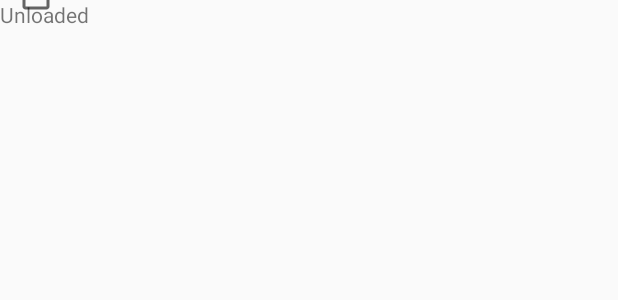
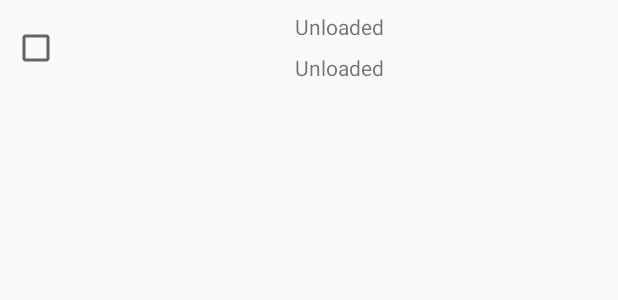
Before and after one commit to olaven/modulist, an Android app: the layout list_item.xml on its own in the app's theme, with its tools: preview values and no code run, on a phone screen of 412 x 824 dp. Shown: the top 300 px of the screen. Run offline under Robolectric (Android 15) with nearby library versions, the phone set to English and light mode, and no system bars.

Commit message:
cleaned up in xml

```diff
--- a/app/src/main/java/org/olaven/modulist/adapters/HomeFragmentRecyclerAdapter.kt
+++ b/app/src/main/java/org/olaven/modulist/adapters/HomeFragmentRecyclerAdapter.kt
@@ -11,7 +11,7 @@ import org.olaven.modulist.R
 import org.olaven.modulist.activities.ModuleListActivity
 import org.olaven.modulist.database.entity.ModuleList
 
-class HomeFragmentRecyclerAdapter(private val context: Context, private val moduleLists: List<ModuleList>) : RecyclerView.Adapter<HomeFragmentRecyclerAdapter.MyViewHolder>() {
+class HomeFragmentRecyclerAdapter(private val context: Context, private val moduleLists: List<ModuleList>): RecyclerView.Adapter<HomeFragmentRecyclerAdapter.MyViewHolder>() {
 
     override fun getItemCount(): Int =
         moduleLists.count()
@@ -27,7 +27,6 @@ class HomeFragmentRecyclerAdapter(private val context: Context, private val modu
     override fun onBindViewHolder(holder: MyViewHolder, position: Int) {
 
         val moduleList = moduleLists[position]
-
         holder.view.apply {
 
             list_card_name.text = moduleList.name
--- a/app/src/main/java/org/olaven/modulist/database/demo.kt
+++ b/app/src/main/java/org/olaven/modulist/database/demo.kt
@@ -34,6 +34,7 @@ fun addDemoData(application: Application) {
 
         val items = createItemsFor(it)
         items.forEach {item ->
+            print("inserting item - ${item.name}")
             itemModel.insert(item)
         }
     }
--- a/app/src/main/res/layout/fragment_my_lists.xml
+++ b/app/src/main/res/layout/fragment_my_lists.xml
@@ -1,5 +1,6 @@
 <?xml version="1.0" encoding="utf-8"?>
-<FrameLayout xmlns:android="http://schemas.android.com/apk/res/android"
+<FrameLayout
+    xmlns:android="http://schemas.android.com/apk/res/android"
     xmlns:tools="http://schemas.android.com/tools"
     android:layout_width="match_parent"
     android:layout_height="match_parent"
--- a/app/src/main/res/layout/list_card.xml
+++ b/app/src/main/res/layout/list_card.xml
@@ -8,19 +8,18 @@
 
     <TextView
         android:id="@+id/list_card_name"
-            android:text="Name"
+        android:text="@string/unloaded"
         android:layout_width="wrap_content"
         android:layout_height="wrap_content"
         android:layout_marginTop="16dp"
         app:layout_constraintTop_toTopOf="parent"
         app:layout_constraintStart_toStartOf="parent"
-            android:layout_marginLeft="16dp"
         android:layout_marginStart="16dp"
         android:padding="16dp"
         android:textSize="24sp"/>
     <TextView
         android:id="@+id/list_card_favourite"
-            android:text="Info"
+        android:text="@string/unloaded"
         android:layout_width="wrap_content"
         android:layout_height="wrap_content"
         android:layout_marginTop="8dp"
--- a/app/src/main/res/layout/list_item.xml
+++ b/app/src/main/res/layout/list_item.xml
@@ -1,28 +1,34 @@
 <?xml version="1.0" encoding="utf-8"?>
-<android.support.constraint.ConstraintLayout xmlns:android="http://schemas.android.com/apk/res/android"
-                                             xmlns:app="http://schemas.android.com/apk/res-auto" xmlns:tools="http://schemas.android.com/tools" android:layout_width="match_parent"
-                                             android:layout_height="match_parent">
+<android.support.constraint.ConstraintLayout
+    xmlns:android="http://schemas.android.com/apk/res/android"
+    xmlns:app="http://schemas.android.com/apk/res-auto"
+    android:layout_width="match_parent"
+    android:layout_height="match_parent">
 
     <TextView
             android:id="@+id/list_item_name"
             android:text="@string/unloaded"
             android:layout_width="wrap_content"
             android:layout_height="wrap_content"
-            app:layout_constraintEnd_toEndOf="parent" android:layout_marginEnd="8dp"
-            app:layout_constraintStart_toEndOf="@+id/list_item_checkbox" android:layout_marginStart="8dp"
-            android:layout_marginBottom="8dp" app:layout_constraintBottom_toTopOf="@+id/list_item_info"/>
+            android:layout_marginEnd="8dp"
+            android:layout_marginStart="8dp"
+            android:layout_marginTop="8dp"
+            app:layout_constraintEnd_toEndOf="parent"
+            app:layout_constraintStart_toEndOf="@+id/list_item_checkbox"
+            app:layout_constraintTop_toTopOf="parent"/>
     <CheckBox
             android:id="@+id/list_item_checkbox"
             android:layout_width="wrap_content"
             android:layout_height="wrap_content"
+            android:layout_marginStart="8dp"
+            android:layout_marginTop="8dp"
             app:layout_constraintStart_toStartOf="parent"
-            android:layout_marginStart="8dp" android:layout_marginTop="8dp"
             app:layout_constraintTop_toTopOf="@+id/list_item_name"/>
     <TextView
             android:id="@+id/list_item_info"
             android:text="@string/unloaded"
             android:layout_width="wrap_content"
             android:layout_height="wrap_content"
-            tools:layout_editor_absoluteY="59dp"
-            tools:layout_editor_absoluteX="197dp" />
+            app:layout_constraintEnd_toEndOf="@+id/list_item_name" android:layout_marginTop="8dp"
+            app:layout_constraintTop_toBottomOf="@+id/list_item_name"/>
 </android.support.constraint.ConstraintLayout>
--- a/app/src/main/res/menu/menu_drawer.xml
+++ b/app/src/main/res/menu/menu_drawer.xml
@@ -1,5 +1,6 @@
 <?xml version="1.0" encoding="utf-8"?>
-<menu xmlns:android="http://schemas.android.com/apk/res/android"
+<menu
+    xmlns:android="http://schemas.android.com/apk/res/android"
     xmlns:tools="http://schemas.android.com/tools"
     tools:showIn="navigation_view">
 
--- a/app/src/main/res/menu/menu_theme.xml
+++ b/app/src/main/res/menu/menu_theme.xml
@@ -1,5 +1,6 @@
 <?xml version="1.0" encoding="utf-8"?>
-<menu xmlns:android="http://schemas.android.com/apk/res/android">
+<menu
+    xmlns:android="http://schemas.android.com/apk/res/android">
 
     <item
         android:id="@+id/menu_theme_default"
--- a/app/src/main/res/values/styles.xml
+++ b/app/src/main/res/values/styles.xml
@@ -24,5 +24,4 @@
         <item name="colorPrimaryDark">@color/cabinPrimaryDark</item>
         <item name="colorAccent">@color/cabinAccent</item>
     </style>
-
 </resources>
```
Also changed, not shown: app/src/main/java/org/olaven/modulist/activities/ModuleListActivity.kt (+8 -9 lines), app/src/main/java/org/olaven/modulist/adapters/ItemsRecyclerAdapter.kt (added, +54 -0 lines), app/src/main/java/org/olaven/modulist/adapters/ModuleListRecyclerAdapter.kt (deleted, +0 -61 lines), app/src/main/res/layout/activity_module_list.xml (+9 -6 lines), app/src/main/res/layout/fragment_settings.xml (+6 -5 lines), app/src/main/res/layout/activity_main.xml (indentation only), app/src/main/res/layout/fragment_home.xml (indentation only). Lines whose indentation alone changed are shown as unchanged.
